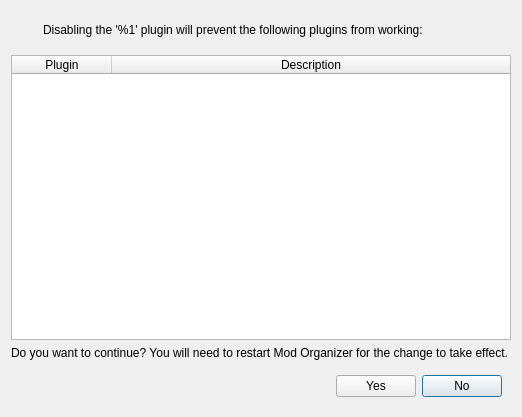
Before: the Qt Designer form source/modorganizer/src/disableproxyplugindialog.ui in ArialSenki/MO2-Revamped, drawn with Qt 5.
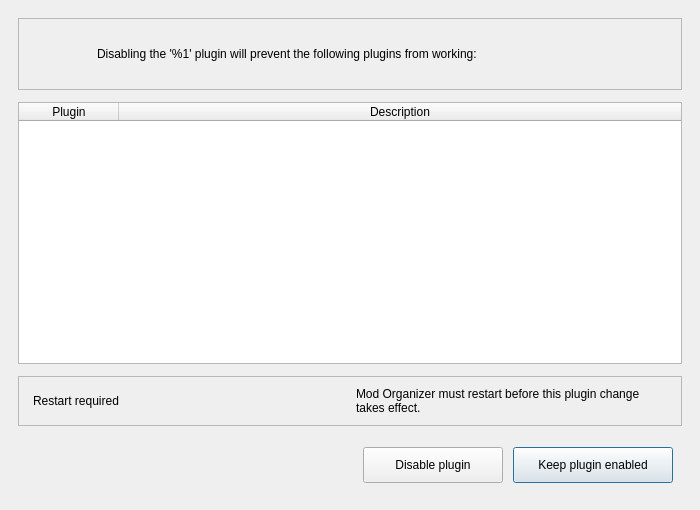
After: the same form once the commit is applied. Icons and pictures are not drawn.

The edit to the form file:
```diff
--- a/source/modorganizer/src/disableproxyplugindialog.ui
+++ b/source/modorganizer/src/disableproxyplugindialog.ui
@@ -6,16 +6,26 @@
    <rect>
     <x>0</x>
     <y>0</y>
-    <width>522</width>
-    <height>417</height>
+   <width>700</width>
+   <height>510</height>
    </rect>
   </property>
+  <property name="minimumSize">
+   <size><width>620</width><height>430</height></size>
+  </property>
   <property name="windowTitle">
    <string>Really disable plugin?</string>
   </property>
   <layout class="QVBoxLayout" name="verticalLayout">
+  <property name="leftMargin"><number>18</number></property>
+  <property name="topMargin"><number>18</number></property>
+  <property name="rightMargin"><number>18</number></property>
+  <property name="bottomMargin"><number>18</number></property>
+  <property name="spacing"><number>12</number></property>
    <item>
-    <widget class="QWidget" name="horizontalWidget" native="true">
+    <widget class="QFrame" name="dependencyHeaderCard">
+     <property name="frameShape"><enum>QFrame::StyledPanel</enum></property>
+     <property name="frameShadow"><enum>QFrame::Plain</enum></property>
      <property name="minimumSize">
       <size>
        <width>0</width>
@@ -23,8 +33,15 @@
       </size>
      </property>
      <layout class="QHBoxLayout" name="horizontalLayout">
+      <property name="leftMargin"><number>14</number></property>
+      <property name="topMargin"><number>14</number></property>
+      <property name="rightMargin"><number>14</number></property>
+      <property name="bottomMargin"><number>14</number></property>
+      <property name="spacing"><number>12</number></property>
       <item>
        <widget class="QLabel" name="label_2">
+        <property name="minimumSize"><size><width>42</width><height>42</height></size></property>
+        <property name="maximumSize"><size><width>42</width><height>42</height></size></property>
         <property name="sizePolicy">
          <sizepolicy hsizetype="Fixed" vsizetype="Fixed">
           <horstretch>0</horstretch>
@@ -63,6 +80,7 @@
       </item>
       <item>
        <widget class="QLabel" name="topLabel">
+        <property name="wordWrap"><bool>true</bool></property>
         <property name="text">
          <string>Disabling the '%1' plugin will prevent the following plugins from working:</string>
         </property>
@@ -73,6 +91,7 @@
    </item>
    <item>
     <widget class="QTableWidget" name="requiredPlugins">
+     <property name="minimumSize"><size><width>0</width><height>220</height></size></property>
      <property name="columnCount">
       <number>2</number>
      </property>
@@ -92,10 +111,27 @@
     </widget>
    </item>
    <item>
+    <widget class="QFrame" name="restartNoticeCard">
+     <property name="frameShape"><enum>QFrame::StyledPanel</enum></property>
+     <property name="frameShadow"><enum>QFrame::Plain</enum></property>
+     <layout class="QHBoxLayout" name="restartNoticeLayout">
+      <property name="leftMargin"><number>14</number></property>
+      <property name="topMargin"><number>10</number></property>
+      <property name="rightMargin"><number>14</number></property>
+      <property name="bottomMargin"><number>10</number></property>
+      <property name="spacing"><number>12</number></property>
+      <item>
+       <widget class="QLabel" name="restartNoticeHeading">
+        <property name="text"><string>Restart required</string></property>
+       </widget>
+      </item>
+      <item>
     <widget class="QLabel" name="label">
-     <property name="text">
-      <string>Do you want to continue? You will need to restart Mod Organizer for the change to take effect.</string>
-     </property>
+        <property name="wordWrap"><bool>true</bool></property>
+        <property name="text"><string>Mod Organizer must restart before this plugin change takes effect.</string></property>
+       </widget>
+      </item>
+     </layout>
     </widget>
    </item>
    <item>
@@ -107,6 +143,7 @@
       </size>
      </property>
      <layout class="QHBoxLayout" name="horizontalLayout_2">
+      <property name="spacing"><number>10</number></property>
       <item>
        <spacer name="horizontalSpacer_2">
         <property name="orientation">
@@ -124,12 +161,12 @@
        <widget class="QPushButton" name="yesBtn">
         <property name="minimumSize">
          <size>
-          <width>80</width>
-          <height>0</height>
+          <width>140</width>
+          <height>36</height>
          </size>
         </property>
         <property name="text">
-         <string>Yes</string>
+         <string>Disable plugin</string>
         </property>
         <property name="icon">
          <iconset resource="resources.qrc">
@@ -147,12 +184,12 @@
         </property>
         <property name="minimumSize">
          <size>
-          <width>80</width>
-          <height>0</height>
+          <width>160</width>
+          <height>36</height>
          </size>
         </property>
         <property name="text">
-         <string>No</string>
+         <string>Keep plugin enabled</string>
         </property>
         <property name="default">
          <bool>true</bool>
```
Left out of the diff: 1 changed line with no effect on the pictures. Lines whose indentation alone changed are shown as unchanged.
